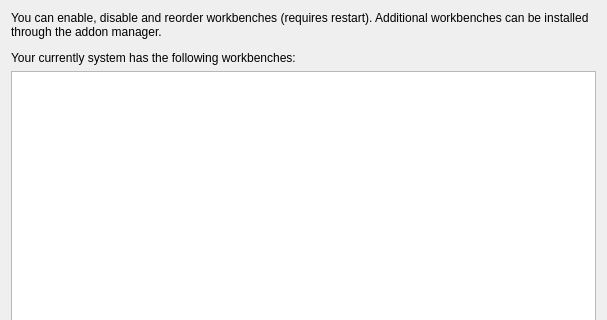
This is src/Gui/DlgSettingsWorkbenches.ui in southseact-3d/fcd as Qt 5 draws it before an edit; both pictures show x 0 to 607 and y 0 to 320 of the 607 by 859 pixel window. The edited form follows.
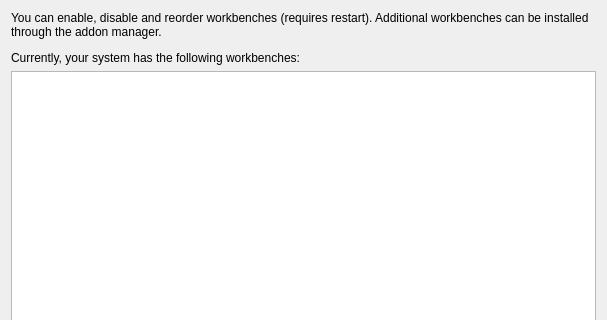
This is the edited form. Custom widgets are drawn as their Qt base class.

Commit message: Preferences: Workbench: Change the QListWidgetDragBug name to ListWidgetDragBug. Move the wbList setXxx() to ctor. Fix the 'Currently, your...'

What changed in the file:
```diff
--- a/src/Gui/DlgSettingsWorkbenches.ui
+++ b/src/Gui/DlgSettingsWorkbenches.ui
@@ -30,7 +30,7 @@
      </property>
      <property name="text">
       <string>&lt;html&gt;&lt;head/&gt;&lt;body&gt;&lt;p&gt;You can enable, disable and reorder workbenches (requires restart). Additional workbenches can be installed through the addon manager.&lt;/p&gt;&lt;p&gt;
-Your currently system has the following workbenches:&lt;/p&gt;&lt;/body&gt;&lt;/html&gt;</string>
+Currently, your system has the following workbenches:&lt;/p&gt;&lt;/body&gt;&lt;/html&gt;</string>
      </property>
      <property name="wordWrap">
       <bool>true</bool>
```
Left out of the diff: 6 changed lines with no effect on the pictures. The commit also changes 4 other files.
